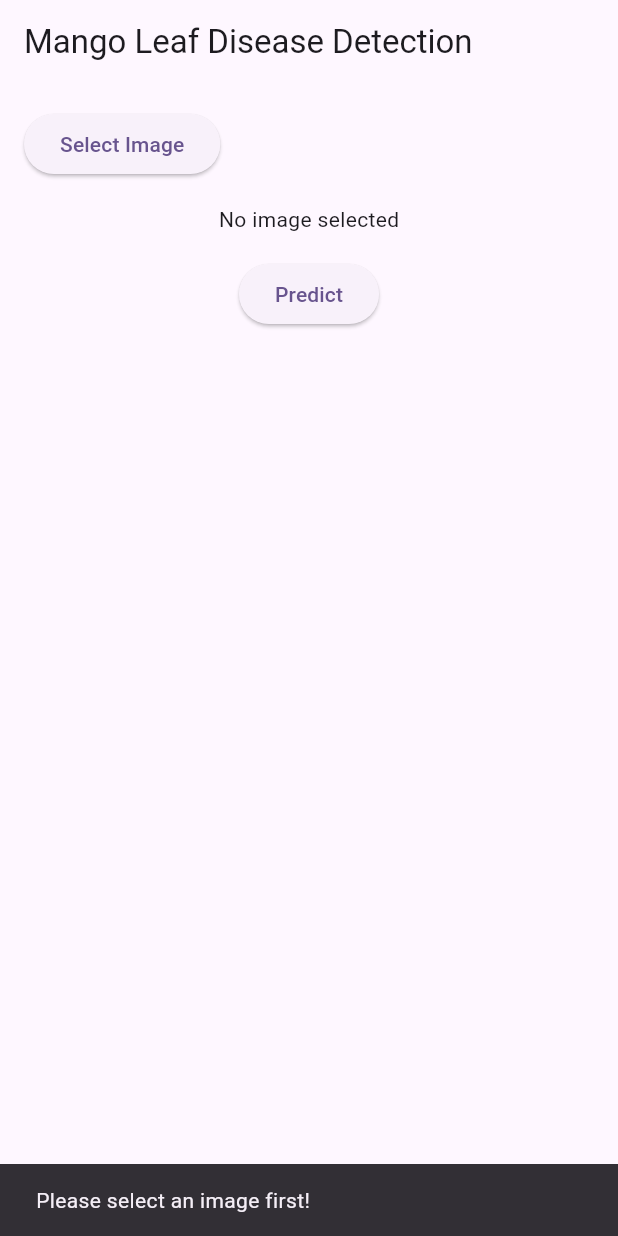
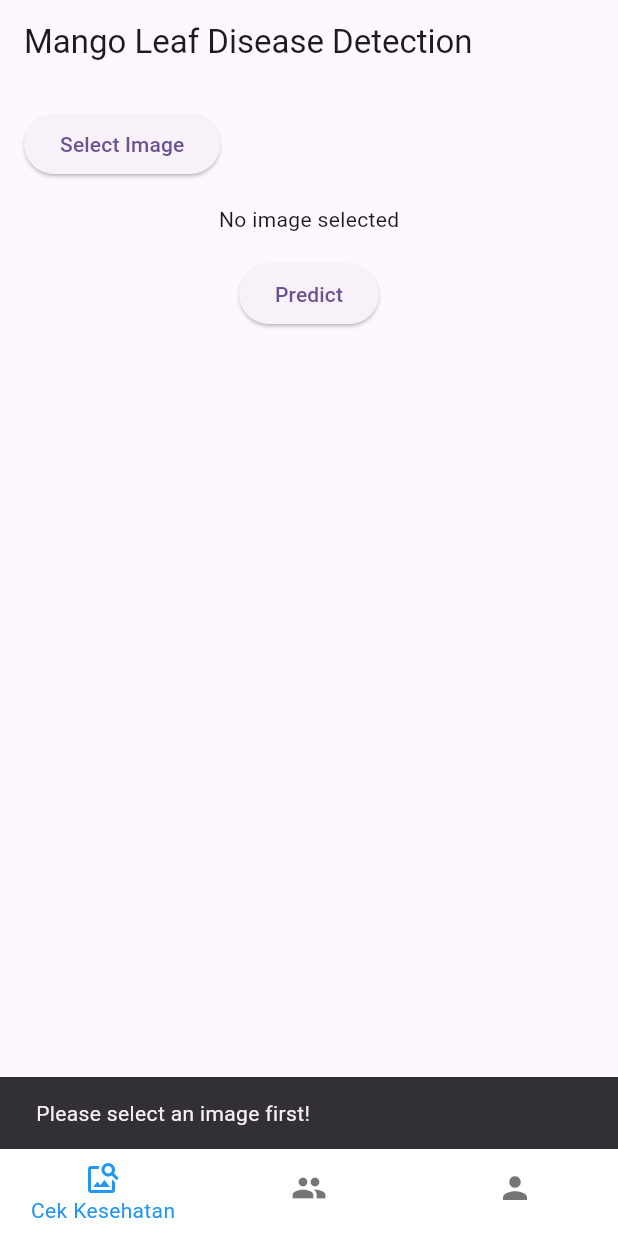
Before and after one commit to Dzaakyy/capstone-project-apps, a Flutter app: the screen it shows after launch, after a tap on "Predict", on a phone screen of 412 x 824 dp. Run offline on Flutter 3.47's test engine with Material 2 defaults, Android fonts, the phone set to English and light mode, and no system bars; our stand-ins replace image_picker.

Commit message:
tambahan bottom navigation

```diff
--- /dev/null
+++ b/lib/home.dart
@@ -0,0 +1,52 @@
+import 'package:flutter/material.dart';
+import 'package:frontend/homepage.dart';
+import 'package:frontend/komunitas.dart';
+import 'package:frontend/profile.dart';
+
+class HomeScreen extends StatefulWidget {
+  const HomeScreen({super.key});
+
+  @override
+  State<HomeScreen> createState() => _HomeScreenState();
+}
+
+class _HomeScreenState extends State<HomeScreen> {
+  int myIndex = 0;
+  late List<Widget> widgetList;
+
+  @override
+  void initState(){
+    super.initState();
+    widgetList = [
+      HomePage(),
+      KomunitasScreen(),
+      ProfileScreen()
+    ];
+  }
+
+  @override
+  Widget build(BuildContext context) {
+    return Scaffold(
+      body: Center(
+        child: widgetList[myIndex],
+      ),
+      bottomNavigationBar: BottomNavigationBar(
+        showUnselectedLabels: false,
+        selectedItemColor: Colors.blue,
+        backgroundColor: Colors.white,
+        type: BottomNavigationBarType.fixed,
+        onTap: (index){
+          setState(() {
+            myIndex = index;
+          });
+        },
+        currentIndex: myIndex,
+        items: const [
+          BottomNavigationBarItem(icon: Icon(Icons.image_search), label: 'Cek Kesehatan'),
+          BottomNavigationBarItem(icon: Icon(Icons.people), label: 'Komunitas'),
+          BottomNavigationBarItem(icon: Icon(Icons.person), label: 'user'),
+        ],
+      ),
+    );
+  }
+}
--- a/lib/homepage.dart
+++ b/lib/homepage.dart
@@ -16,7 +16,7 @@ class _HomePageState extends State<HomePage> {
   String? _prediction;
   double? _confidence;
   final picker = ImagePicker();
-  final String baseUrl = 'http://10.0.2.2:3000'; // Change to your local Node.js IP
+  final String baseUrl = 'http://10.0.2.2:3000';
   bool _isLoading = false;
 
   // Function to pick image
@@ -48,7 +48,7 @@ class _HomePageState extends State<HomePage> {
     try {
       var request = http.MultipartRequest(
         'POST',
-        Uri.parse('$baseUrl/api/predict'),
+        Uri.parse('$baseUrl/prediksi/create'),
       );
       request.files.add(await http.MultipartFile.fromPath('image', _image!.path));
       var response = await request.send();
@@ -131,7 +131,7 @@ class _HomePageState extends State<HomePage> {
                 ),
               ),
               if (_confidence != null)
-                Text('Confidence: ${(_confidence! * 100).toStringAsFixed(2)}%'),
+                Text('Akurasi: ${(_confidence! * 100).toStringAsFixed(2)}%'),
               const SizedBox(height: 16),
             ],
           ],
--- a/lib/main.dart
+++ b/lib/main.dart
@@ -1,5 +1,5 @@
 import 'package:flutter/material.dart';
-import 'package:frontend/homepage.dart';
+import 'package:frontend/home.dart';
 
 void main() {
   runApp(const MyApp());
@@ -8,7 +8,6 @@ void main() {
 class MyApp extends StatelessWidget {
   const MyApp({super.key});
 
-  // This widget is the root of your application.
   @override
   Widget build(BuildContext context) {
     return MaterialApp(
@@ -18,7 +17,7 @@ class MyApp extends StatelessWidget {
         colorScheme: ColorScheme.fromSeed(seedColor: Colors.deepPurple),
         useMaterial3: true,
       ),
-      home: const HomePage(),
+      home: const HomeScreen(),
     );
   }
 }
```
Also changed, not shown: lib/komunitas.dart (added, +21 -0 lines), lib/profile.dart (added, +19 -0 lines).
